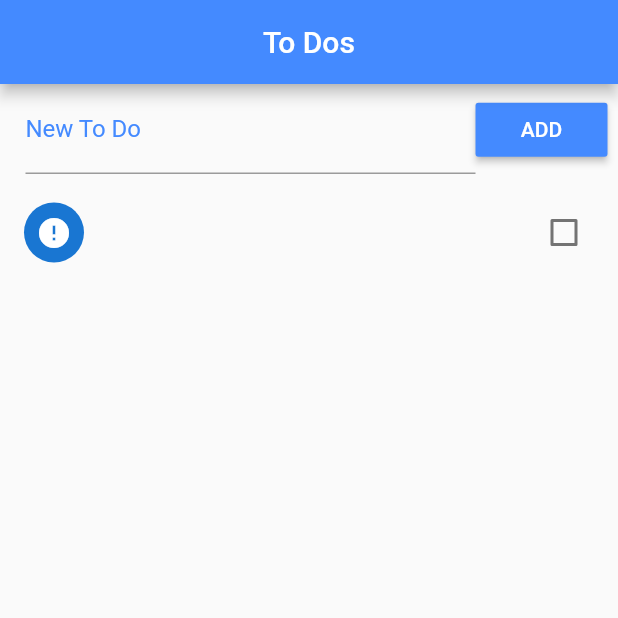
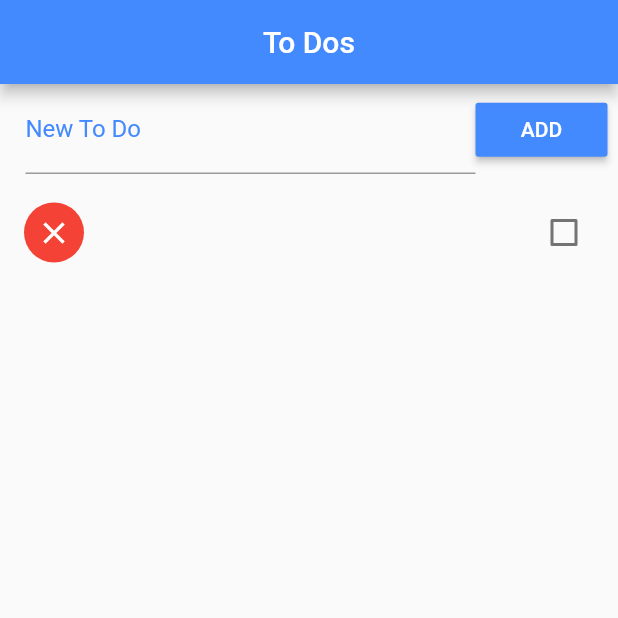
Before and after one commit to ajsaraujo/to-do-app, a Flutter app: the screen it shows after launch, after a tap on "ADD", on a phone screen of 412 x 824 dp, the top half of it. Run offline on Flutter 3.47's test engine with Material 2 defaults, Android fonts, the phone set to English and light mode, and no system bars.

Commit message:
Change avatar color on checkbox change

```diff
--- a/lib/main.dart
+++ b/lib/main.dart
@@ -63,6 +63,26 @@ class _HomeState extends State<Home> {
     }
   }
 
+  Widget _buildItem(context, index) {
+    return CheckboxListTile(
+      title: Text(_toDoList[index]['title']),
+      value: _toDoList[index]['done'],
+      secondary: CircleAvatar(
+        backgroundColor: _toDoList[index]['done'] ? Colors.blueAccent : Colors.red,
+        child: Icon(
+          _toDoList[index]['done'] ? Icons.check : Icons.clear,
+          color: Colors.white,
+        ),
+      ),
+      onChanged: (done) {
+        setState(() {
+          _toDoList[index]['done'] = done;
+          _saveToDosToFile();
+        });
+      }
+    );
+  }
+
   @override
   Widget build(BuildContext context) {
     return Scaffold(
@@ -99,23 +119,8 @@ class _HomeState extends State<Home> {
                 child: ListView.builder(
               padding: EdgeInsets.only(top: 10.0),
               itemCount: _toDoList.length,
-              itemBuilder: (context, index) {
-                return CheckboxListTile(
-                  title: Text(_toDoList[index]['title']),
-                  value: _toDoList[index]['done'],
-                  secondary: CircleAvatar(
-                    child: Icon(
-                        _toDoList[index]['done'] ? Icons.check : Icons.error),
-                  ),
-                  onChanged: (done) {
-                    setState(() {
-                      _toDoList[index]['done'] = done;
-                      _saveToDosToFile();
-                    });
-                  },
-                );
-              },
-            ))
+              itemBuilder: _buildItem
+             ) )
           ],
         ));
   }
```
